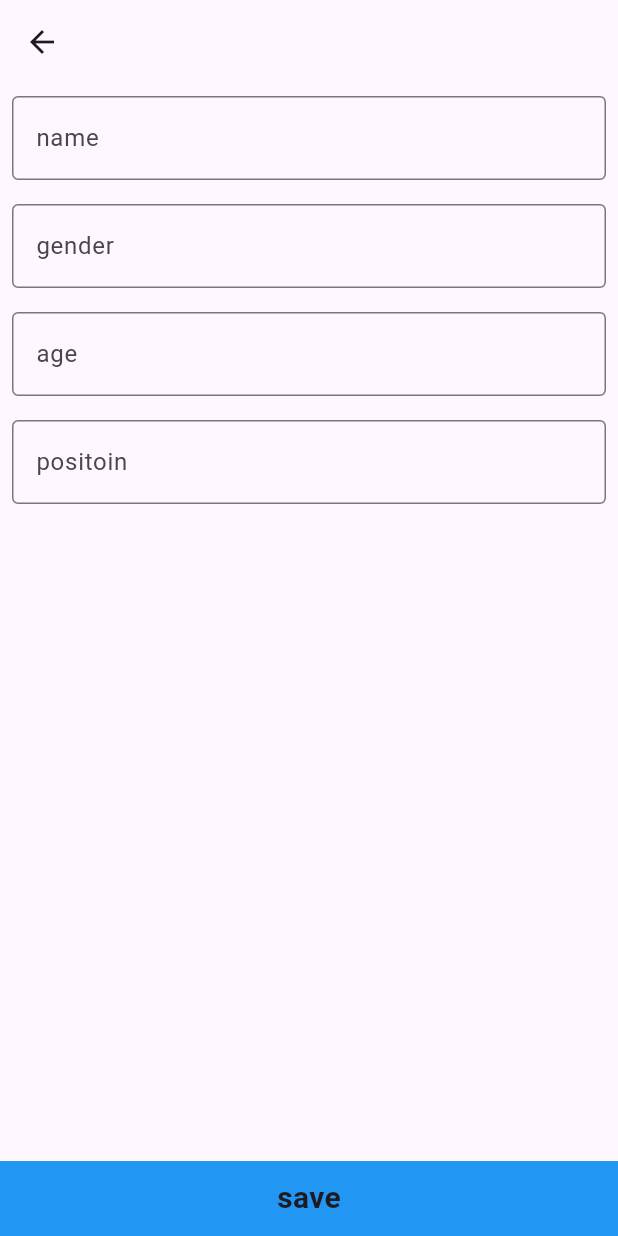
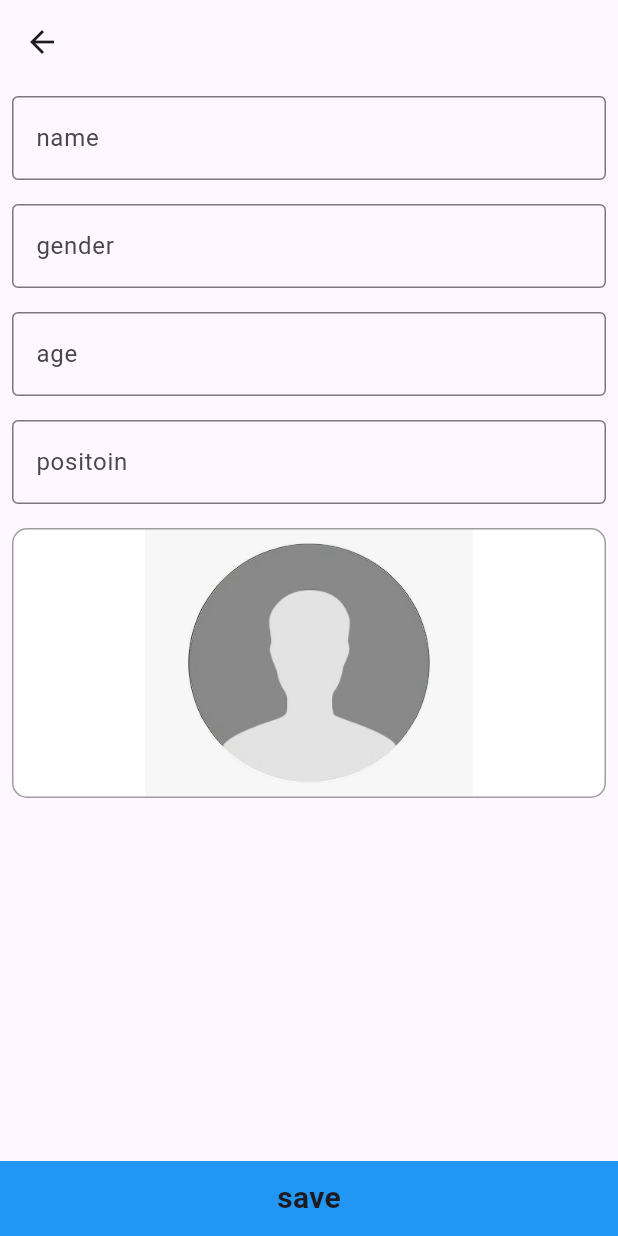
Before and after one commit to PHANNA11/local_db, a Flutter app: the screen it shows after launch, after a tap on the "add" icon, on a phone screen of 412 x 824 dp. Run offline on Flutter 3.47's test engine with Material 3 defaults, Android fonts, the phone set to English and light mode, and no system bars; our stand-ins replace image_picker, sqflite; accounts and stored records are empty.

Commit message:
insert image

```diff
--- a/lib/database/connect_db.dart
+++ b/lib/database/connect_db.dart
@@ -16,7 +16,7 @@ class ConnectDB {
     String path = await getDatabasesPath();
     return openDatabase(join(path, 'user.db'), onCreate: (db, version) async {
       await db.execute(
-          'CREATE TABLE $userTable($fId INTEGER PRIMARY KEY AUTOINCREMENT,$fName TEXT,$fGender TEXT,$fAge INTEGER,$fPositoin TEXT)');
+          'CREATE TABLE $userTable($fId INTEGER PRIMARY KEY AUTOINCREMENT,$fName TEXT,$fGender TEXT,$fAge INTEGER,$fPositoin TEXT,$fImage TEXT)');
     }, version: 1);
   }
 
--- a/lib/main.dart
+++ b/lib/main.dart
@@ -1,3 +1,5 @@
+import 'dart:io';
+
 import 'package:flutter/material.dart';
 import 'package:local_db/database/connect_db.dart';
 import 'package:local_db/model/user_model.dart';
@@ -34,7 +36,7 @@ class MyHomePage extends StatefulWidget {
 
 class _MyHomePageState extends State<MyHomePage> {
   List<UserModel> listUser = [];
-  void getDataFromDatabase() async {
+  Future<void> getDataFromDatabase() async {
     await ConnectDB().getUsers().then((value) {
       setState(() {
         listUser = value;
@@ -55,7 +57,9 @@ class _MyHomePageState extends State<MyHomePage> {
         backgroundColor: Theme.of(context).colorScheme.inversePrimary,
         title: Text(widget.title),
       ),
-      body: ListView.builder(
+      body: RefreshIndicator(
+          onRefresh: getDataFromDatabase,
+          child: ListView.builder(
             itemCount: listUser.length,
             itemBuilder: (context, index) {
               return ListTile(
@@ -68,7 +72,10 @@ class _MyHomePageState extends State<MyHomePage> {
                         ),
                       ));
                 },
-            leading: const CircleAvatar(),
+                leading: CircleAvatar(
+                  backgroundImage:
+                      FileImage(File(listUser[index].image.toString())),
+                ),
                 title: Text(listUser[index].name.toString()),
                 subtitle: Text(listUser[index].positoin.toString()),
                 trailing: IconButton(
@@ -85,7 +92,7 @@ class _MyHomePageState extends State<MyHomePage> {
                     )),
               );
             },
-      ),
+          )),
       floatingActionButton: FloatingActionButton(
         onPressed: () async {
           Navigator.push(
--- a/lib/model/user_model.dart
+++ b/lib/model/user_model.dart
@@ -7,7 +7,8 @@ class UserModel {
   int? age;
   String? positoin;
   String? image;
-  UserModel({this.id, this.name, this.gender, this.age, this.positoin});
+  UserModel(
+      {this.id, this.name, this.gender, this.age, this.positoin, this.image});
 // Convert Object data => Map
   Map<String, dynamic> toMap() {
     return {
@@ -15,6 +16,7 @@ class UserModel {
       fGender: gender,
       fAge: age,
       fPositoin: positoin,
+      fImage: image,
     };
   }
 // Covert map => Object data
@@ -24,5 +26,6 @@ class UserModel {
         name = map[fName],
         gender = map[fGender],
         age = map[fAge],
-        positoin = map[fPositoin];
+        positoin = map[fPositoin],
+        image = map[fImage];
 }
--- a/lib/screen/add_user_sceen.dart
+++ b/lib/screen/add_user_sceen.dart
@@ -1,4 +1,7 @@
+import 'dart:io';
+
 import 'package:flutter/material.dart';
+import 'package:image_picker/image_picker.dart';
 
 import '../database/connect_db.dart';
 import '../model/user_model.dart';
@@ -16,6 +19,7 @@ class _AddEdiitUserState extends State<AddEdiitUser> {
   TextEditingController genderController = TextEditingController();
   TextEditingController ageController = TextEditingController();
   TextEditingController positoinController = TextEditingController();
+  File? image;
 
   void initData() {
     setState(() {
@@ -23,6 +27,7 @@ class _AddEdiitUserState extends State<AddEdiitUser> {
       genderController.text = widget.userModel!.gender.toString();
       ageController.text = widget.userModel!.age.toString();
       positoinController.text = widget.userModel!.positoin.toString();
+      image = File(widget.userModel!.image.toString());
     });
   }
 
@@ -82,6 +87,32 @@ class _AddEdiitUserState extends State<AddEdiitUser> {
               decoration: const InputDecoration(
                   border: OutlineInputBorder(), hintText: 'positoin'),
             ),
+          ),
+          Padding(
+            padding: const EdgeInsets.all(8.0),
+            child: GestureDetector(
+              onTap: () {
+                showDialog(
+                  context: context,
+                  builder: (context) => pickImageDialog(),
+                );
+              },
+              child: Container(
+                height: 180,
+                width: 180,
+                decoration: BoxDecoration(
+                    border: Border.all(width: 1, color: Colors.grey),
+                    borderRadius: BorderRadius.circular(10),
+                    image: image == null
+                        ? const DecorationImage(
+                            // fit: BoxFit.cover,
+                            image: AssetImage('assets/image/empty_image.png'))
+                        : DecorationImage(
+                            fit: BoxFit.cover,
+                            image: FileImage(File(image!.path))),
+                    color: Colors.white),
+              ),
+            ),
           )
         ],
       ),
@@ -94,7 +125,8 @@ class _AddEdiitUserState extends State<AddEdiitUser> {
                         name: nameController.text,
                         gender: genderController.text,
                         age: int.parse(ageController.text),
-                        positoin: positoinController.text))
+                        positoin: positoinController.text,
+                        image: image!.path))
                 .whenComplete(() {
               Navigator.pop(context);
             });
@@ -105,7 +137,8 @@ class _AddEdiitUserState extends State<AddEdiitUser> {
                         name: nameController.text,
                         gender: genderController.text,
                         age: int.parse(ageController.text),
-                        positoin: positoinController.text),
+                        positoin: positoinController.text,
+                        image: image!.path),
                     id: widget.userModel!.id!)
                 .whenComplete(() {
               Navigator.pop(context);
@@ -126,4 +159,40 @@ class _AddEdiitUserState extends State<AddEdiitUser> {
       ),
     );
   }
+
+  Widget pickImageDialog() {
+    return AlertDialog(
+      backgroundColor: Colors.white,
+      content: SizedBox(
+          height: 150,
+          width: double.infinity,
+          child: Column(
+            mainAxisAlignment: MainAxisAlignment.center,
+            children: [
+              ListTile(
+                onTap: () async {
+                  pickImageData(source: ImageSource.camera);
+                },
+                leading: const Icon(Icons.camera_alt),
+                title: const Text('Camera'),
+              ),
+              ListTile(
+                onTap: () async {
+                  pickImageData(source: ImageSource.gallery);
+                },
+                leading: const Icon(Icons.image),
+                title: const Text('Gallaey'),
+              ),
+            ],
+          )),
+    );
+  }
+
+  Future<void> pickImageData({required ImageSource source}) async {
+    var getImage = await ImagePicker().pickImage(source: source);
+    setState(() {
+      image = File(getImage!.path);
+    });
+    Navigator.pop(context);
+  }
 }
--- a/pubspec.yaml
+++ b/pubspec.yaml
@@ -29,6 +29,7 @@ dependencies:
   shared_preferences: ^2.2.2
   sqflite: ^2.3.2
   path_provider: ^2.1.2
+  image_picker: ^1.0.8
 
 dev_dependencies:
   flutter_test:
@@ -53,8 +54,8 @@ flutter:
   uses-material-design: true
 
   # To add assets to your application, add an assets section, like this:
-  # assets:
-  #   - images/a_dot_burr.jpeg
+  assets:
+    - assets/image/
   #   - images/a_dot_ham.jpeg
 
   # An image asset can refer to one or more resolution-specific "variants", see
```
Also changed, not shown: assets/image/empty_image.png (added), pubspec.lock, 7 other files. Lines whose indentation alone changed are shown as unchanged.
